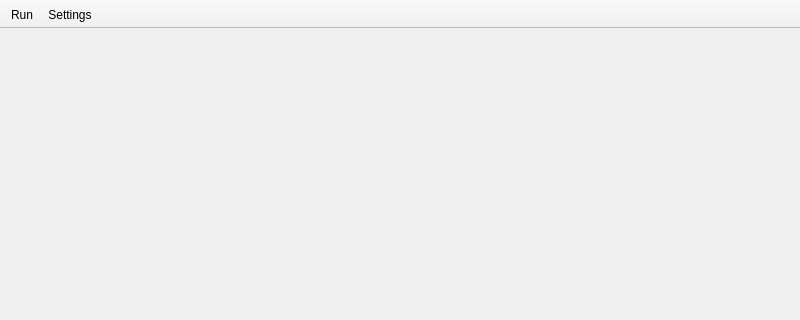
This is mainwindow.ui in YuraYelisieiev/SuperDataAnalyzer9086 as Qt 5 draws it before an edit; both pictures show x 0 to 800 and y 0 to 320 of the 800 by 600 pixel window. The edited form follows.
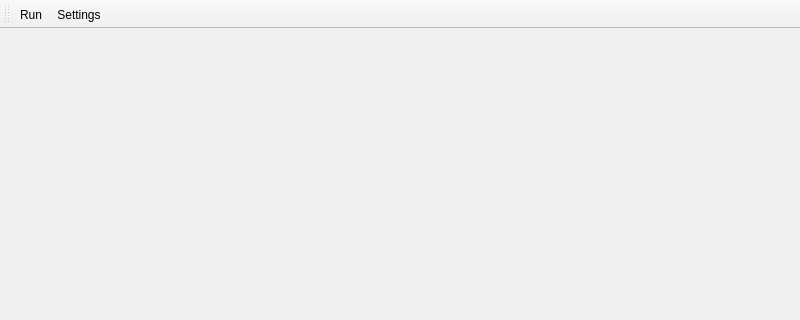
This is the edited form.

```diff
--- a/mainwindow.ui
+++ b/mainwindow.ui
@@ -29,8 +29,11 @@
    <property name="windowTitle">
     <string>toolBar</string>
    </property>
+   <property name="autoFillBackground">
+    <bool>true</bool>
+   </property>
    <property name="movable">
-    <bool>false</bool>
+    <bool>true</bool>
    </property>
    <property name="iconSize">
     <size>
```
Left out of the diff: 2 changed lines with no effect on the pictures.
